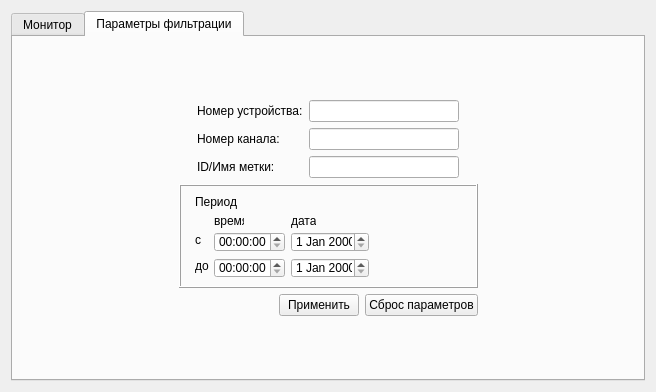
Above: audit/audit/ui/monitor_window.ui from BACuTPOH/r245 before the change. Below: the same form after it.
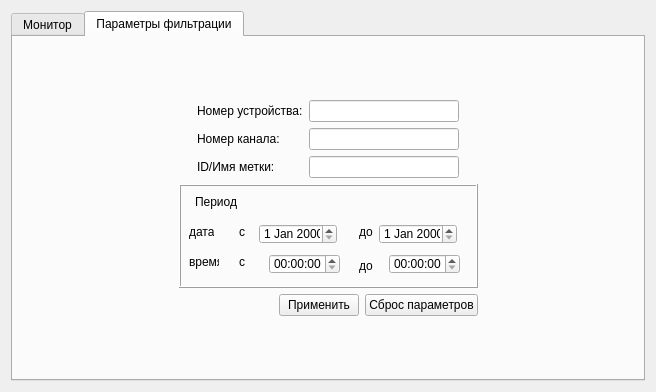
That is the form after the change.

The edit to the form file:
```diff
--- a/audit/audit/ui/monitor_window.ui
+++ b/audit/audit/ui/monitor_window.ui
@@ -203,7 +203,7 @@
              <widget class="QLabel" name="label_6">
               <property name="geometry">
                <rect>
-                <x>16</x>
+                <x>180</x>
                 <y>74</y>
                 <width>16</width>
                 <height>16</height>
@@ -216,8 +216,8 @@
              <widget class="QDateEdit" name="toDateSpn">
               <property name="geometry">
                <rect>
-                <x>112</x>
-                <y>74</y>
+                <x>200</x>
+                <y>40</y>
                 <width>78</width>
                 <height>20</height>
                </rect>
@@ -226,8 +226,8 @@
              <widget class="QLabel" name="label_8">
               <property name="geometry">
                <rect>
-                <x>35</x>
-                <y>29</y>
+                <x>10</x>
+                <y>70</y>
                 <width>30</width>
                 <height>16</height>
                </rect>
@@ -252,8 +252,8 @@
              <widget class="QTimeEdit" name="toTimeSpn">
               <property name="geometry">
                <rect>
-                <x>35</x>
-                <y>74</y>
+                <x>210</x>
+                <y>70</y>
                 <width>71</width>
                 <height>20</height>
                </rect>
@@ -262,8 +262,8 @@
              <widget class="QDateEdit" name="sinceDateSpn">
               <property name="geometry">
                <rect>
-                <x>112</x>
-                <y>48</y>
+                <x>80</x>
+                <y>40</y>
                 <width>78</width>
                 <height>20</height>
                </rect>
@@ -272,8 +272,8 @@
              <widget class="QTimeEdit" name="sinceTimeSpn">
               <property name="geometry">
                <rect>
-                <x>35</x>
-                <y>48</y>
+                <x>90</x>
+                <y>70</y>
                 <width>71</width>
                 <height>20</height>
                </rect>
@@ -285,8 +285,8 @@
              <widget class="QLabel" name="label_7">
               <property name="geometry">
                <rect>
-                <x>112</x>
-                <y>29</y>
+                <x>10</x>
+                <y>40</y>
                 <width>25</width>
                 <height>16</height>
                </rect>
@@ -298,8 +298,8 @@
              <widget class="QLabel" name="label_5">
               <property name="geometry">
                <rect>
-                <x>16</x>
-                <y>48</y>
+                <x>60</x>
+                <y>40</y>
                 <width>16</width>
                 <height>16</height>
                </rect>
@@ -308,6 +308,32 @@
                <string>с</string>
               </property>
              </widget>
+             <widget class="QLabel" name="label_9">
+              <property name="geometry">
+               <rect>
+                <x>60</x>
+                <y>70</y>
+                <width>16</width>
+                <height>16</height>
+               </rect>
+              </property>
+              <property name="text">
+               <string>с</string>
+              </property>
+             </widget>
+             <widget class="QLabel" name="label_10">
+              <property name="geometry">
+               <rect>
+                <x>180</x>
+                <y>40</y>
+                <width>16</width>
+                <height>16</height>
+               </rect>
+              </property>
+              <property name="text">
+               <string>до</string>
+              </property>
+             </widget>
             </widget>
            </item>
            <item>
```
